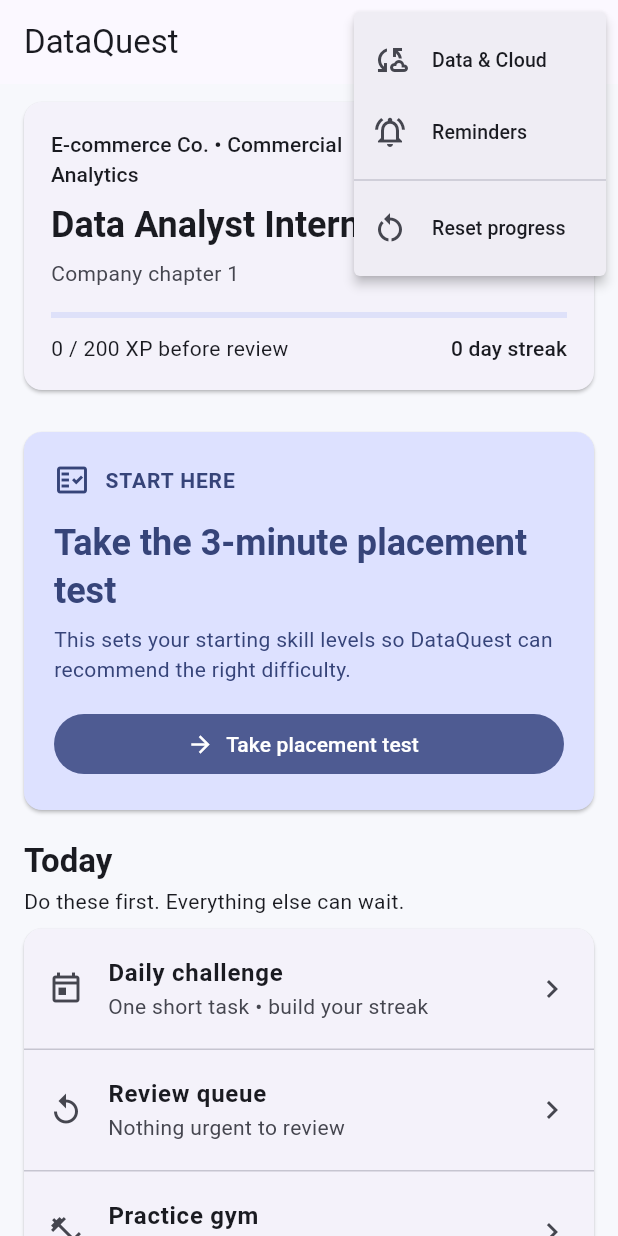
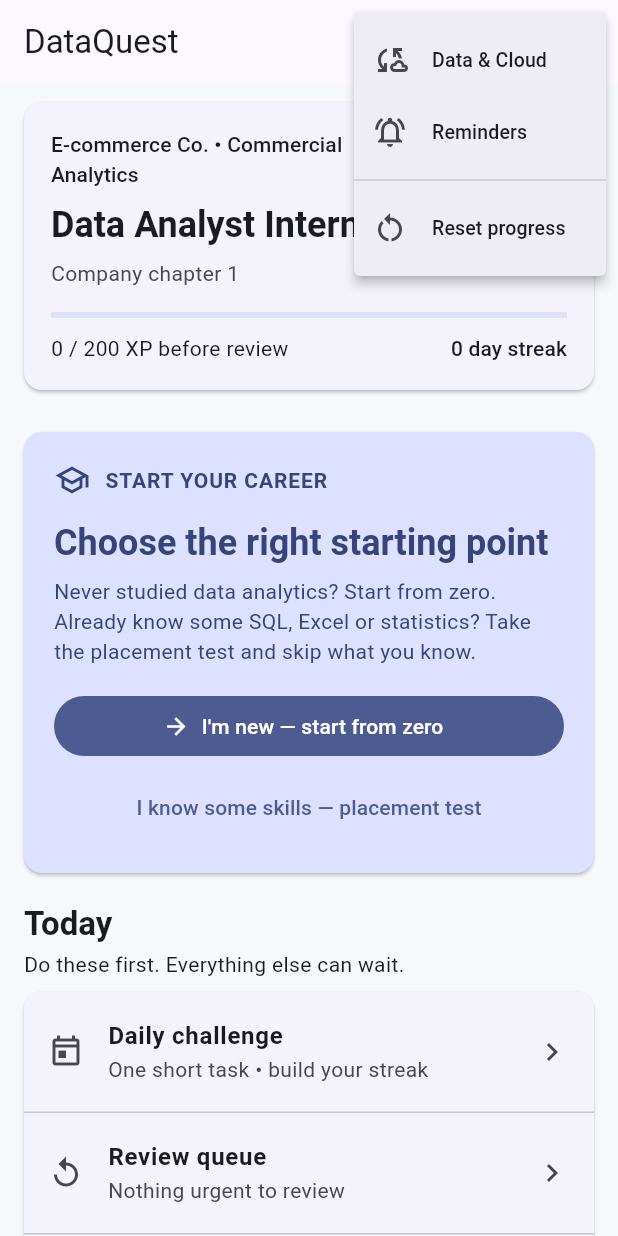
Before and after one commit to rahulrtk74747474-glitch/Data_career, a Flutter app: the screen it shows after launch, after a tap on the "more vert" icon, on a phone screen of 412 x 824 dp. Run offline on Flutter 3.47's test engine with Material 3 defaults, Android fonts, the phone set to English and light mode, and no system bars; our stand-ins replace file_picker, fl_chart, flutter_local_notifications, flutter_riverpod, flutter_timezone, open_file and 5 more; accounts and stored records are empty.

Commit message:
feat: make career campaign and beginner path prominent on home

```diff
--- a/lib/features/home/home_screen.dart
+++ b/lib/features/home/home_screen.dart
@@ -2,12 +2,14 @@
 import 'package:flutter_riverpod/flutter_riverpod.dart';
 
 import '../../models/analyst_task.dart';
+import '../../models/career_mission.dart';
 import '../../models/skill_mastery.dart';
 import '../achievements/achievements_screen.dart';
 import '../analytics/analytics_studio_screen.dart';
 import '../boss_case/boss_case_screen.dart';
 import '../career/company_chapter_review_screen.dart';
 import '../career/performance_review_screen.dart';
+import '../campaign/career_campaign_screen.dart';
 import '../continuity/data_continuity_screen.dart';
 import '../dashboard/dashboard_lab_screen.dart';
 import '../daily/daily_challenge_screen.dart';
@@ -43,6 +45,7 @@
     final recommendations = ref.watch(adaptiveRecommendationsProvider);
     final reviewQueue = ref.watch(reviewQueueProvider);
     final cloudConfig = ref.watch(cloudRuntimeConfigProvider);
+    final careerMissions = ref.watch(careerMissionsProvider);
     final reviewCount = reviewQueue.valueOrNull?.length ?? 0;
 
     final nextStep = _buildNextStep(
@@ -158,6 +161,13 @@
                 onGym: () => _open(context, const PracticeGymScreen()),
               ),
               const SizedBox(height: 20),
+              _CampaignHomeCard(
+                progress: progress,
+                missions: careerMissions,
+                onTap: () =>
+                    _open(context, const CareerCampaignScreen()),
+              ),
+              const SizedBox(height: 20),
               const _SectionHeading(
                 title: 'Learning labs',
                 subtitle:
@@ -236,6 +246,14 @@
                 subtitle:
                     'Cases, interviews, reviews and promotion progress',
                 items: [
+                  _MenuItem(
+                    title: 'Career Campaign',
+                    subtitle:
+                        'Connected workday projects with manager feedback',
+                    icon: Icons.work_history_outlined,
+                    onTap: () =>
+                        _open(context, const CareerCampaignScreen()),
+                  ),
                   _MenuItem(
                     title: 'Weekly Case',
                     subtitle: 'Solve one larger analyst case',
@@ -347,13 +365,17 @@
       data: (complete) {
         if (!complete) {
           return _NextStepCard(
-            icon: Icons.fact_check_outlined,
-            eyebrow: 'START HERE',
-            title: 'Take the 3-minute placement test',
+            icon: Icons.school_outlined,
+            eyebrow: 'START YOUR CAREER',
+            title: 'Choose the right starting point',
             description:
-                'This sets your starting skill levels so DataQuest can recommend the right difficulty.',
-            buttonLabel: 'Take placement test',
-            onPressed: () => _open(context, const PlacementScreen()),
+                'Never studied data analytics? Start from zero. Already know some SQL, Excel or statistics? Take the placement test and skip what you know.',
+            buttonLabel: "I'm new — start from zero",
+            onPressed: () =>
+                _open(context, const FoundationAcademyScreen()),
+            secondaryButtonLabel: 'I know some skills — placement test',
+            secondaryOnPressed: () =>
+                _open(context, const PlacementScreen()),
           );
         }
 
@@ -467,6 +489,8 @@
     required this.description,
     required this.buttonLabel,
     required this.onPressed,
+    this.secondaryButtonLabel,
+    this.secondaryOnPressed,
   }) : loading = false;
 
   const _NextStepCard.loading()
@@ -477,6 +501,8 @@
             'DataQuest is checking your progress and unfinished skills.',
         buttonLabel = '',
         onPressed = null,
+        secondaryButtonLabel = null,
+        secondaryOnPressed = null,
         loading = true;
 
   final IconData icon;
@@ -485,6 +511,8 @@
   final String description;
   final String buttonLabel;
   final VoidCallback? onPressed;
+  final String? secondaryButtonLabel;
+  final VoidCallback? secondaryOnPressed;
   final bool loading;
 
   @override
@@ -531,17 +559,134 @@
             if (loading)
               const LinearProgressIndicator()
             else
-              SizedBox(
-                width: double.infinity,
-                child: FilledButton.icon(
-                  onPressed: onPressed,
-                  icon: const Icon(Icons.arrow_forward),
-                  label: Text(buttonLabel),
-                ),
+              Column(
+                crossAxisAlignment: CrossAxisAlignment.stretch,
+                children: [
+                  FilledButton.icon(
+                    onPressed: onPressed,
+                    icon: const Icon(Icons.arrow_forward),
+                    label: Text(buttonLabel),
+                  ),
+                  if (secondaryButtonLabel != null &&
+                      secondaryOnPressed != null) ...[
+                    const SizedBox(height: 6),
+                    TextButton(
+                      onPressed: secondaryOnPressed,
+                      child: Text(secondaryButtonLabel!),
+                    ),
+                  ],
+                ],
               ),
           ],
         ),
       ),
+    );
+  }
+}
+
+class _CampaignHomeCard extends StatelessWidget {
+  const _CampaignHomeCard({
+    required this.progress,
+    required this.missions,
+    required this.onTap,
+  });
+
+  final GameProgress progress;
+  final AsyncValue<List<CareerMission>> missions;
+  final VoidCallback onTap;
+
+  @override
+  Widget build(BuildContext context) {
+    return missions.when(
+      loading: () => const Card(
+        margin: EdgeInsets.zero,
+        child: ListTile(
+          leading: Icon(Icons.work_history_outlined),
+          title: Text('Career Campaign'),
+          subtitle: Text('Loading your next company project…'),
+        ),
+      ),
+      error: (error, stackTrace) => Card(
+        margin: EdgeInsets.zero,
+        child: ListTile(
+          leading: const Icon(Icons.work_history_outlined),
+          title: const Text('Career Campaign'),
+          subtitle: const Text(
+            'Open your connected company projects and portfolio work.',
+          ),
+          trailing: const Icon(Icons.chevron_right),
+          onTap: onTap,
+        ),
+      ),
+      data: (items) {
+        final completed = items
+            .where(
+              (mission) =>
+                  progress.rewardedLearningIds.contains(mission.rewardId),
+            )
+            .length;
+        CareerMission? next;
+        for (var index = 0; index < items.length; index++) {
+          final mission = items[index];
+          final done =
+              progress.rewardedLearningIds.contains(mission.rewardId);
+          if (done) continue;
+          final previousDone = index == 0 ||
+              progress.rewardedLearningIds.contains(items[index - 1].rewardId);
+          if (previousDone &&
+              progress.resolvedCompanyChapter >= mission.companyChapter) {
+            next = mission;
+            break;
+          }
+        }
+
+        return Card(
+          margin: EdgeInsets.zero,
+          clipBehavior: Clip.antiAlias,
+          child: InkWell(
+            onTap: onTap,
+            child: Padding(
+              padding: const EdgeInsets.all(16),
+              child: Row(
+                children: [
+                  const CircleAvatar(
+                    child: Icon(Icons.work_history_outlined),
+                  ),
+                  const SizedBox(width: 12),
+                  Expanded(
+                    child: Column(
+                      crossAxisAlignment: CrossAxisAlignment.start,
+                      children: [
+                        Text(
+                          'Career Campaign • $completed/${items.length}',
+                          style:
+                              Theme.of(context).textTheme.titleMedium?.copyWith(
+                                    fontWeight: FontWeight.w700,
+                                  ),
+                        ),
+                        const SizedBox(height: 4),
+                        Text(
+                          next == null
+                              ? completed == items.length
+                                  ? 'Campaign complete — your project evidence is in the portfolio.'
+                                  : 'Finish the current company chapter to unlock the next project.'
+                              : 'Next project: ${next.title}',
+                        ),
+                        const SizedBox(height: 8),
+                        LinearProgressIndicator(
+                          value: items.isEmpty ? 0 : completed / items.length,
+                        ),
+                      ],
+                    ),
+                  ),
+                  const SizedBox(width: 8),
+                  const Icon(Icons.chevron_right),
+                ],
+              ),
+            ),
+          ),
+        );
+      },
     );
   }
 }
```
